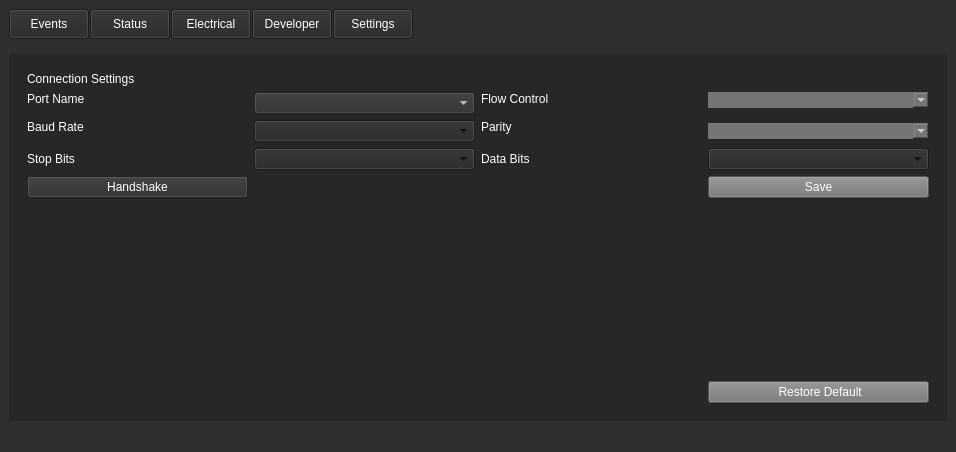
Qt form weapon-system-support-software/mainwindow.ui (Team-Controller-NAU/Controller) before a commit.
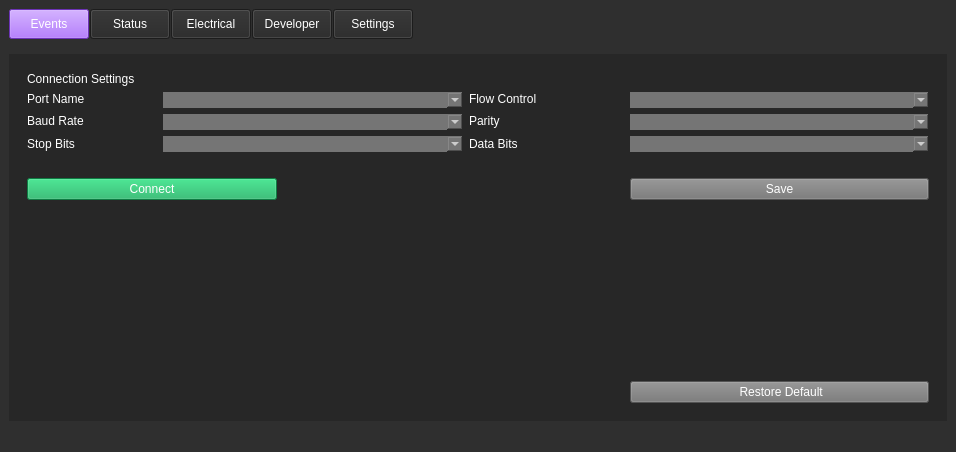
The same form after that commit. The open tabs and pages were chosen to show the change.

Diff of the .ui file:
```diff
--- a/weapon-system-support-software/mainwindow.ui
+++ b/weapon-system-support-software/mainwindow.ui
@@ -155,7 +155,7 @@
          </property>
          <property name="styleSheet">
           <string notr="true">color: rgb(255, 255, 255);
-background-color: rgb(39, 39, 39);
+background-color: #9747FF;
 border-color: rgb(255, 255, 255);</string>
          </property>
          <property name="text">
@@ -710,136 +710,28 @@
              </size>
             </property>
             <layout class="QGridLayout" name="gridLayout_4">
-             <item row="7" column="3">
-              <widget class="QPushButton" name="restore_Button">
-               <property name="sizePolicy">
-                <sizepolicy hsizetype="Expanding" vsizetype="Fixed">
-                 <horstretch>0</horstretch>
-                 <verstretch>0</verstretch>
-                </sizepolicy>
-               </property>
-               <property name="styleSheet">
-                <string notr="true">color: rgb(255, 255, 255);
-border-color: rgb(255, 255, 255);
-background-color: rgb(117, 117, 117);
-font: 15pt &quot;Segoe UI&quot;;</string>
-               </property>
-               <property name="text">
-                <string> Restore Default</string>
-               </property>
-              </widget>
-             </item>
-             <item row="6" column="3">
-              <spacer name="verticalSpacer">
-               <property name="orientation">
-                <enum>Qt::Vertical</enum>
-               </property>
-               <property name="sizeHint" stdset="0">
-                <size>
-                 <width>20</width>
-                 <height>40</height>
-                </size>
-               </property>
-              </spacer>
-             </item>
-             <item row="1" column="1">
-              <widget class="QComboBox" name="ddm_port_selection">
-               <property name="sizePolicy">
-                <sizepolicy hsizetype="Expanding" vsizetype="Fixed">
-                 <horstretch>0</horstretch>
-                 <verstretch>0</verstretch>
-                </sizepolicy>
-               </property>
-               <property name="styleSheet">
-                <string notr="true">background-color: rgb(47, 47, 47);
-color: rgb(255, 255, 255);
-border-color: rgb(255, 255, 255);
-border-top-color: rgb(255, 255, 255);
-border-right-color: rgb(255, 255, 255);</string>
-               </property>
-              </widget>
-             </item>
-             <item row="1" column="2" alignment="Qt::AlignTop">
-              <widget class="QLabel" name="flow_Label">
-               <property name="sizePolicy">
-                <sizepolicy hsizetype="Expanding" vsizetype="Fixed">
-                 <horstretch>0</horstretch>
-                 <verstretch>0</verstretch>
-                </sizepolicy>
-               </property>
-               <property name="styleSheet">
-                <string notr="true">color: rgb(255, 255, 255);
-font: 20pt &quot;Segoe UI&quot;;</string>
-               </property>
-               <property name="text">
-                <string>Flow Control</string>
-               </property>
-              </widget>
-             </item>
-             <item row="4" column="3">
-              <widget class="QComboBox" name="data_bits_selection"/>
-             </item>
-             <item row="4" column="2">
-              <widget class="QLabel" name="DataBit_Label">
-               <property name="sizePolicy">
-                <sizepolicy hsizetype="Expanding" vsizetype="Fixed">
-                 <horstretch>0</horstretch>
-                 <verstretch>0</verstretch>
-                </sizepolicy>
-               </property>
-               <property name="styleSheet">
-                <string notr="true">color: rgb(255, 255, 255);
-font: 20pt &quot;Segoe UI&quot;;</string>
-               </property>
-               <property name="text">
-                <string>Data Bits</string>
-               </property>
-              </widget>
-             </item>
-             <item row="5" column="0">
+             <item row="6" column="0" colspan="2">
               <widget class="QPushButton" name="handshake_button">
+               <property name="minimumSize">
+                <size>
+                 <width>250</width>
+                 <height>0</height>
+                </size>
+               </property>
+               <property name="maximumSize">
+                <size>
+                 <width>250</width>
+                 <height>16777215</height>
+                </size>
+               </property>
                <property name="styleSheet">
-                <string notr="true">background-color: rgb(47, 47, 47);
-color: rgb(255, 255, 255);
+                <string notr="true">color: rgb(255, 255, 255);
 border-color: rgb(255, 255, 255);
-border-top-color: rgb(255, 255, 255);
-border-right-color: rgb(255, 255, 255);</string>
+background-color: #14AE5C;
+font: 15pt &quot;Segoe UI&quot;;</string>
                </property>
                <property name="text">
-                <string>Handshake</string>
-               </property>
-              </widget>
-             </item>
-             <item row="2" column="0" alignment="Qt::AlignTop">
-              <widget class="QLabel" name="baud_Label">
-               <property name="sizePolicy">
-                <sizepolicy hsizetype="Expanding" vsizetype="Fixed">
-                 <horstretch>0</horstretch>
-                 <verstretch>0</verstretch>
-                </sizepolicy>
-               </property>
-               <property name="styleSheet">
-                <string notr="true">color: rgb(255, 255, 255);
-font: 20pt &quot;Segoe UI&quot;;</string>
-               </property>
-               <property name="text">
-                <string>Baud Rate</string>
-               </property>
-              </widget>
-             </item>
-             <item row="1" column="3" alignment="Qt::AlignTop">
-              <widget class="QComboBox" name="flow_control_selection">
-               <property name="sizePolicy">
-                <sizepolicy hsizetype="Expanding" vsizetype="Fixed">
-                 <horstretch>0</horstretch>
-                 <verstretch>0</verstretch>
-                </sizepolicy>
-               </property>
-               <property name="styleSheet">
-                <string notr="true">color: rgb(255, 255, 255);
-background-color: rgb(117, 117, 117);
-border:none;
-font: 20pt &quot;Segoe UI&quot;;</string>
+                <string>Connect</string>
                </property>
               </widget>
              </item>
@@ -859,7 +751,7 @@
                </property>
               </widget>
              </item>
-             <item row="4" column="0">
+             <item row="4" column="0" alignment="Qt::AlignRight">
               <widget class="QLabel" name="stopBit_Label">
                <property name="sizePolicy">
                 <sizepolicy hsizetype="Expanding" vsizetype="Fixed">
@@ -867,6 +759,12 @@
                  <verstretch>0</verstretch>
                 </sizepolicy>
                </property>
+               <property name="minimumSize">
+                <size>
+                 <width>130</width>
+                 <height>0</height>
+                </size>
+               </property>
                <property name="styleSheet">
                 <string notr="true">color: rgb(255, 255, 255);
 font: 20pt &quot;Segoe UI&quot;;</string>
@@ -876,8 +774,8 @@
                </property>
               </widget>
              </item>
-             <item row="1" column="0" alignment="Qt::AlignTop">
-              <widget class="QLabel" name="port_Label">
+             <item row="1" column="3" alignment="Qt::AlignTop">
+              <widget class="QComboBox" name="flow_control_selection">
                <property name="sizePolicy">
                 <sizepolicy hsizetype="Expanding" vsizetype="Fixed">
                  <horstretch>0</horstretch>
@@ -886,17 +784,23 @@
                </property>
                <property name="styleSheet">
                 <string notr="true">color: rgb(255, 255, 255);
+background-color: rgb(117, 117, 117);
+border:none;
 font: 20pt &quot;Segoe UI&quot;;</string>
                </property>
-               <property name="text">
-                <string>Port Name</string>
+              </widget>
+             </item>
+             <item row="2" column="1">
+              <widget class="QComboBox" name="baud_rate_selection">
+               <property name="styleSheet">
+                <string notr="true">color: rgb(255, 255, 255);
+background-color: rgb(117, 117, 117);
+border:none;
+font: 20pt &quot;Segoe UI&quot;;</string>
                </property>
               </widget>
              </item>
-             <item row="4" column="1">
-              <widget class="QComboBox" name="stop_bit_selection"/>
-             </item>
-             <item row="2" column="2" alignment="Qt::AlignTop">
+             <item row="2" column="2" alignment="Qt::AlignRight|Qt::AlignTop">
               <widget class="QLabel" name="Parity_Label">
                <property name="sizePolicy">
                 <sizepolicy hsizetype="Expanding" vsizetype="Fixed">
@@ -904,6 +808,12 @@
                  <verstretch>0</verstretch>
                 </sizepolicy>
                </property>
+               <property name="minimumSize">
+                <size>
+                 <width>155</width>
+                 <height>0</height>
+                </size>
+               </property>
                <property name="styleSheet">
                 <string notr="true">color: rgb(255, 255, 255);
 font: 20pt &quot;Segoe UI&quot;;</string>
@@ -913,6 +823,162 @@
                </property>
               </widget>
              </item>
+             <item row="1" column="2" alignment="Qt::AlignRight|Qt::AlignTop">
+              <widget class="QLabel" name="flow_Label">
+               <property name="sizePolicy">
+                <sizepolicy hsizetype="Expanding" vsizetype="Fixed">
+                 <horstretch>0</horstretch>
+                 <verstretch>0</verstretch>
+                </sizepolicy>
+               </property>
+               <property name="minimumSize">
+                <size>
+                 <width>155</width>
+                 <height>0</height>
+                </size>
+               </property>
+               <property name="styleSheet">
+                <string notr="true">color: rgb(255, 255, 255);
+font: 20pt &quot;Segoe UI&quot;;</string>
+               </property>
+               <property name="text">
+                <string>Flow Control</string>
+               </property>
+              </widget>
+             </item>
+             <item row="4" column="3">
+              <widget class="QComboBox" name="data_bits_selection">
+               <property name="styleSheet">
+                <string notr="true">color: rgb(255, 255, 255);
+background-color: rgb(117, 117, 117);
+border:none;
+font: 20pt &quot;Segoe UI&quot;;</string>
+               </property>
+              </widget>
+             </item>
+             <item row="2" column="0" alignment="Qt::AlignRight|Qt::AlignTop">
+              <widget class="QLabel" name="baud_Label">
+               <property name="sizePolicy">
+                <sizepolicy hsizetype="Expanding" vsizetype="Fixed">
+                 <horstretch>0</horstretch>
+                 <verstretch>0</verstretch>
+                </sizepolicy>
+               </property>
+               <property name="minimumSize">
+                <size>
+                 <width>130</width>
+                 <height>0</height>
+                </size>
+               </property>
+               <property name="styleSheet">
+                <string notr="true">color: rgb(255, 255, 255);
+font: 20pt &quot;Segoe UI&quot;;</string>
+               </property>
+               <property name="text">
+                <string>Baud Rate</string>
+               </property>
+              </widget>
+             </item>
+             <item row="1" column="1">
+              <widget class="QComboBox" name="ddm_port_selection">
+               <property name="sizePolicy">
+                <sizepolicy hsizetype="Expanding" vsizetype="Fixed">
+                 <horstretch>0</horstretch>
+                 <verstretch>0</verstretch>
+                </sizepolicy>
+               </property>
+               <property name="styleSheet">
+                <string notr="true">color: rgb(255, 255, 255);
+background-color: rgb(117, 117, 117);
+border:none;
+font: 20pt &quot;Segoe UI&quot;;</string>
+               </property>
+              </widget>
+             </item>
+             <item row="4" column="2" alignment="Qt::AlignRight">
+              <widget class="QLabel" name="DataBit_Label">
+               <property name="sizePolicy">
+                <sizepolicy hsizetype="Expanding" vsizetype="Fixed">
+                 <horstretch>0</horstretch>
+                 <verstretch>0</verstretch>
+                </sizepolicy>
+               </property>
+               <property name="minimumSize">
+                <size>
+                 <width>155</width>
+                 <height>0</height>
+                </size>
+               </property>
+               <property name="styleSheet">
+                <string notr="true">color: rgb(255, 255, 255);
+font: 20pt &quot;Segoe UI&quot;;</string>
+               </property>
+               <property name="text">
+                <string>Data Bits</string>
+               </property>
+              </widget>
+             </item>
+             <item row="4" column="1">
+              <widget class="QComboBox" name="stop_bit_selection">
+               <property name="styleSheet">
+                <string notr="true">color: rgb(255, 255, 255);
+background-color: rgb(117, 117, 117);
+border:none;
+font: 20pt &quot;Segoe UI&quot;;</string>
+               </property>
+              </widget>
+             </item>
+             <item row="6" column="3">
+              <widget class="QPushButton" name="save_Button">
+               <property name="sizePolicy">
+                <sizepolicy hsizetype="Expanding" vsizetype="Fixed">
+                 <horstretch>0</horstretch>
+                 <verstretch>0</verstretch>
+                </sizepolicy>
+               </property>
+               <property name="styleSheet">
+                <string notr="true">color: rgb(255, 255, 255);
+border-color: rgb(255, 255, 255);
+background-color: rgb(117, 117, 117);
+font: 15pt &quot;Segoe UI&quot;;</string>
+               </property>
+               <property name="text">
+                <string>Save</string>
+               </property>
+              </widget>
+             </item>
+             <item row="8" column="3">
+              <widget class="QPushButton" name="restore_Button">
+               <property name="sizePolicy">
+                <sizepolicy hsizetype="Expanding" vsizetype="Fixed">
+                 <horstretch>0</horstretch>
+                 <verstretch>0</verstretch>
+                </sizepolicy>
+               </property>
+               <property name="styleSheet">
+                <string notr="true">color: rgb(255, 255, 255);
+border-color: rgb(255, 255, 255);
+background-color: rgb(117, 117, 117);
+font: 15pt &quot;Segoe UI&quot;;</string>
+               </property>
+               <property name="text">
+                <string> Restore Default</string>
+               </property>
+              </widget>
+             </item>
+             <item row="7" column="3">
+              <spacer name="verticalSpacer">
+               <property name="orientation">
+                <enum>Qt::Vertical</enum>
+               </property>
+               <property name="sizeHint" stdset="0">
+                <size>
+                 <width>20</width>
+                 <height>40</height>
+                </size>
+               </property>
+              </spacer>
+             </item>
              <item row="0" column="0" colspan="2" alignment="Qt::AlignTop">
               <widget class="QLabel" name="SettingsHeader">
                <property name="sizePolicy">
@@ -933,28 +999,45 @@
                </property>
               </widget>
              </item>
-             <item row="2" column="1">
-              <widget class="QComboBox" name="baud_rate_selection"/>
-             </item>
-             <item row="5" column="3">
-              <widget class="QPushButton" name="save_Button">
+             <item row="1" column="0" alignment="Qt::AlignRight|Qt::AlignTop">
+              <widget class="QLabel" name="port_Label">
                <property name="sizePolicy">
                 <sizepolicy hsizetype="Expanding" vsizetype="Fixed">
                  <horstretch>0</horstretch>
                  <verstretch>0</verstretch>
                 </sizepolicy>
                </property>
+               <property name="minimumSize">
+                <size>
+                 <width>130</width>
+                 <height>0</height>
+                </size>
+               </property>
                <property name="styleSheet">
                 <string notr="true">color: rgb(255, 255, 255);
-border-color: rgb(255, 255, 255);
-background-color: rgb(117, 117, 117);
-font: 15pt &quot;Segoe UI&quot;;</string>
+font: 20pt &quot;Segoe UI&quot;;</string>
                </property>
                <property name="text">
-                <string>Save</string>
+                <string>Port Name</string>
                </property>
               </widget>
              </item>
+             <item row="5" column="0">
+              <spacer name="verticalSpacer_2">
+               <property name="orientation">
+                <enum>Qt::Vertical</enum>
+               </property>
+               <property name="sizeType">
+                <enum>QSizePolicy::Fixed</enum>
+               </property>
+               <property name="sizeHint" stdset="0">
+                <size>
+                 <width>20</width>
+                 <height>20</height>
+                </size>
+               </property>
+              </spacer>
+             </item>
             </layout>
            </widget>
            <widget class="QWidget" name="Electrial_Page">
@@ -966,7 +1049,7 @@
 font: 700 24pt &quot;Segoe UI&quot;;</string>
                </property>
                <property name="text">
-                <string>Eletrical</string>
+                <string>Electrical</string>
                </property>
               </widget>
              </item>
```
